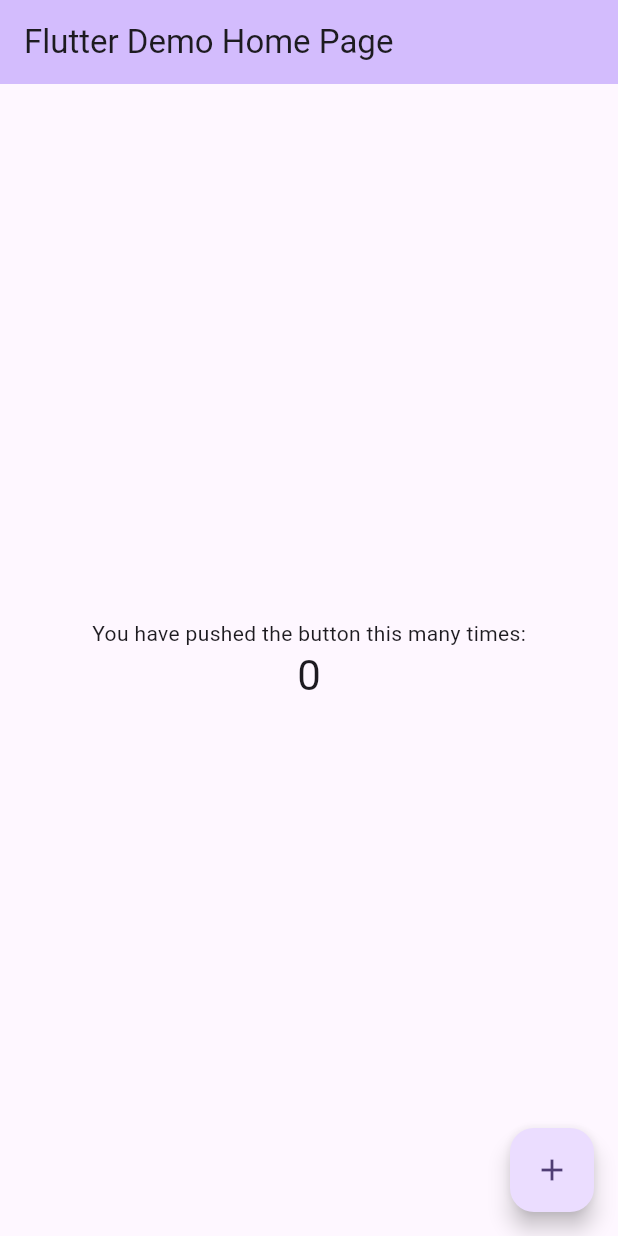
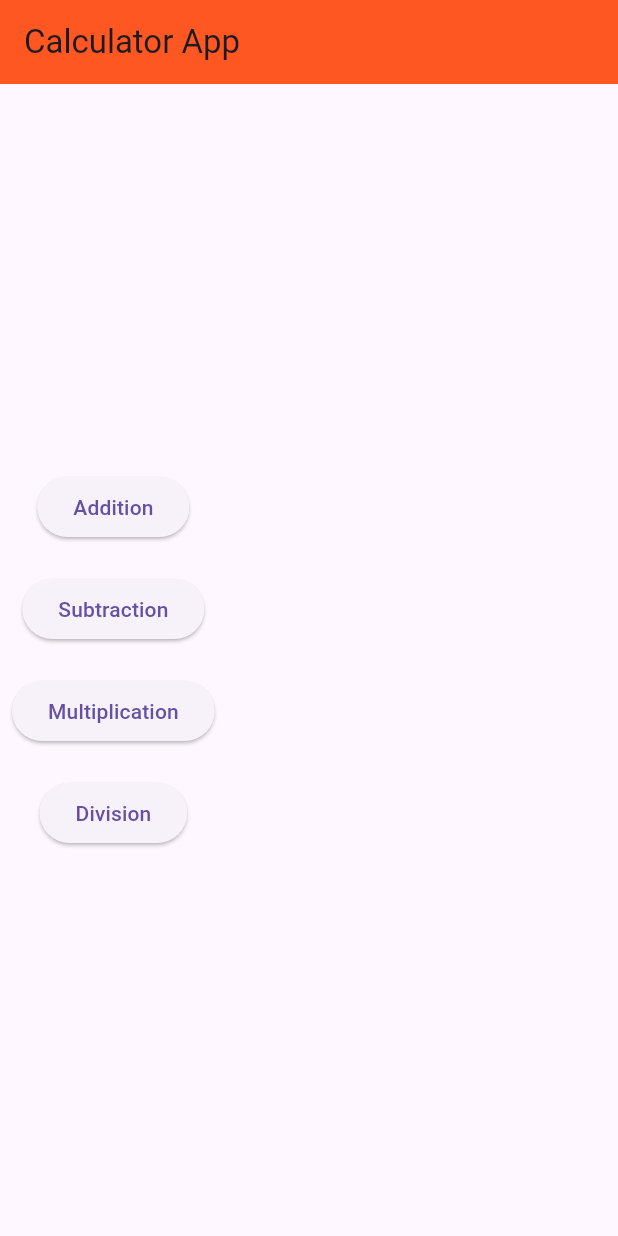
Before and after one commit to shaniba17/flutter_calculator_app, a Flutter app: the screen it shows after launch, on a phone screen of 412 x 824 dp. Run offline on Flutter 3.47's test engine with Material 3 defaults, Android fonts, the phone set to English and light mode, and no system bars.

Commit message:
app completed

```diff
--- a/lib/main.dart
+++ b/lib/main.dart
@@ -1,125 +1,23 @@
+import 'package:calculator_app/pages/home_page.dart';
 import 'package:flutter/material.dart';
 
-void main() {
-  runApp(const MyApp());
+void main()
+{
+  runApp(Calculator());
 }
+class Calculator extends StatelessWidget {
+  const Calculator({super.key});
 
-class MyApp extends StatelessWidget {
-  const MyApp({super.key});
-
-  // This widget is the root of your application.
   @override
   Widget build(BuildContext context) {
     return MaterialApp(
-      title: 'Flutter Demo',
-      theme: ThemeData(
-        // This is the theme of your application.
-        //
-        // TRY THIS: Try running your application with "flutter run". You'll see
-        // the application has a purple toolbar. Then, without quitting the app,
-        // try changing the seedColor in the colorScheme below to Colors.green
-        // and then invoke "hot reload" (save your changes or press the "hot
-        // reload" button in a Flutter-supported IDE, or press "r" if you used
-        // the command line to start the app).
-        //
-        // Notice that the counter didn't reset back to zero; the application
-        // state is not lost during the reload. To reset the state, use hot
-        // restart instead.
-        //
-        // This works for code too, not just values: Most code changes can be
-        // tested with just a hot reload.
-        colorScheme: ColorScheme.fromSeed(seedColor: Colors.deepPurple),
-        useMaterial3: true,
+      home: Scaffold(
+        appBar: AppBar(
+          title: Text("Calculator App"),
+          backgroundColor: Colors.deepOrange,
+        ),
+        body: HomePage(),
       ),
-      home: const MyHomePage(title: 'Flutter Demo Home Page'),
     );
   }
 }
-
-class MyHomePage extends StatefulWidget {
-  const MyHomePage({super.key, required this.title});
-
-  // This widget is the home page of your application. It is stateful, meaning
-  // that it has a State object (defined below) that contains fields that affect
-  // how it looks.
-
-  // This class is the configuration for the state. It holds the values (in this
-  // case the title) provided by the parent (in this case the App widget) and
-  // used by the build method of the State. Fields in a Widget subclass are
-  // always marked "final".
-
-  final String title;
-
-  @override
-  State<MyHomePage> createState() => _MyHomePageState();
-}
-
-class _MyHomePageState extends State<MyHomePage> {
-  int _counter = 0;
-
-  void _incrementCounter() {
-    setState(() {
-      // This call to setState tells the Flutter framework that something has
-      // changed in this State, which causes it to rerun the build method below
-      // so that the display can reflect the updated values. If we changed
-      // _counter without calling setState(), then the build method would not be
-      // called again, and so nothing would appear to happen.
-      _counter++;
-    });
-  }
-
-  @override
-  Widget build(BuildContext context) {
-    // This method is rerun every time setState is called, for instance as done
-    // by the _incrementCounter method above.
-    //
-    // The Flutter framework has been optimized to make rerunning build methods
-    // fast, so that you can just rebuild anything that needs updating rather
-    // than having to individually change instances of widgets.
-    return Scaffold(
-      appBar: AppBar(
-        // TRY THIS: Try changing the color here to a specific color (to
-        // Colors.amber, perhaps?) and trigger a hot reload to see the AppBar
-        // change color while the other colors stay the same.
-        backgroundColor: Theme.of(context).colorScheme.inversePrimary,
-        // Here we take the value from the MyHomePage object that was created by
-        // the App.build method, and use it to set our appbar title.
-        title: Text(widget.title),
-      ),
-      body: Center(
-        // Center is a layout widget. It takes a single child and positions it
-        // in the middle of the parent.
-        child: Column(
-          // Column is also a layout widget. It takes a list of children and
-          // arranges them vertically. By default, it sizes itself to fit its
-          // children horizontally, and tries to be as tall as its parent.
-          //
-          // Column has various properties to control how it sizes itself and
-          // how it positions its children. Here we use mainAxisAlignment to
-          // center the children vertically; the main axis here is the vertical
-          // axis because Columns are vertical (the cross axis would be
-          // horizontal).
-          //
-          // TRY THIS: Invoke "debug painting" (choose the "Toggle Debug Paint"
-          // action in the IDE, or press "p" in the console), to see the
-          // wireframe for each widget.
-          mainAxisAlignment: MainAxisAlignment.center,
-          children: <Widget>[
-            const Text(
-              'You have pushed the button this many times:',
-            ),
-            Text(
-              '$_counter',
-              style: Theme.of(context).textTheme.headlineMedium,
-            ),
-          ],
-        ),
-      ),
-      floatingActionButton: FloatingActionButton(
-        onPressed: _incrementCounter,
-        tooltip: 'Increment',
-        child: const Icon(Icons.add),
-      ), // This trailing comma makes auto-formatting nicer for build methods.
-    );
-  }
-}
--- /dev/null
+++ b/lib/pages/home_page.dart
@@ -0,0 +1,60 @@
+import 'package:calculator_app/pages/addition_page.dart';
+import 'package:calculator_app/pages/division_page.dart';
+import 'package:calculator_app/pages/multiplication_page.dart';
+import 'package:calculator_app/pages/subtraction_page.dart';
+import 'package:flutter/material.dart';
+
+class HomePage extends StatelessWidget {
+  const HomePage({super.key});
+
+  @override
+  Widget build(BuildContext context) {
+    return Container(
+        child: Padding(
+      padding: const EdgeInsets.all(8.0),
+      child: Column(
+        mainAxisAlignment: MainAxisAlignment.center,
+        children: [
+          ElevatedButton(
+            onPressed: () {
+              Navigator.push(context,
+                MaterialPageRoute(builder: (context) => AdditionPage()),
+              );
+            },
+            child: Text('Addition'),
+          ),
+          SizedBox(height: 20),
+          ElevatedButton(
+            onPressed: () {
+              Navigator.push(
+                context,
+                MaterialPageRoute(builder: (context) => SubtractionPage()),
+              );
+            },
+            child: Text('Subtraction'),
+          ),
+          SizedBox(height: 20),
+          ElevatedButton(
+            onPressed: () {
+              Navigator.push(
+                context,
+                MaterialPageRoute(builder: (context) => MultiplicationPage()),
+              );
+            },
+            child: Text('Multiplication'),
+          ),
+          SizedBox(height: 20),
+          ElevatedButton(
+            onPressed: () {
+              Navigator.push(
+                context,
+                MaterialPageRoute(builder: (context) => DivisionPage()),
+              );
+            },
+            child: Text('Division'),
+          ),
+        ],
+      ),
+        ));
+  }
+}
```
Also changed, not shown: lib/pages/addition_page.dart (added, +51 -0 lines), lib/pages/division_page.dart (added, +53 -0 lines), lib/pages/multiplication_page.dart (added, +52 -0 lines), lib/pages/subtraction_page.dart (added, +52 -0 lines).
